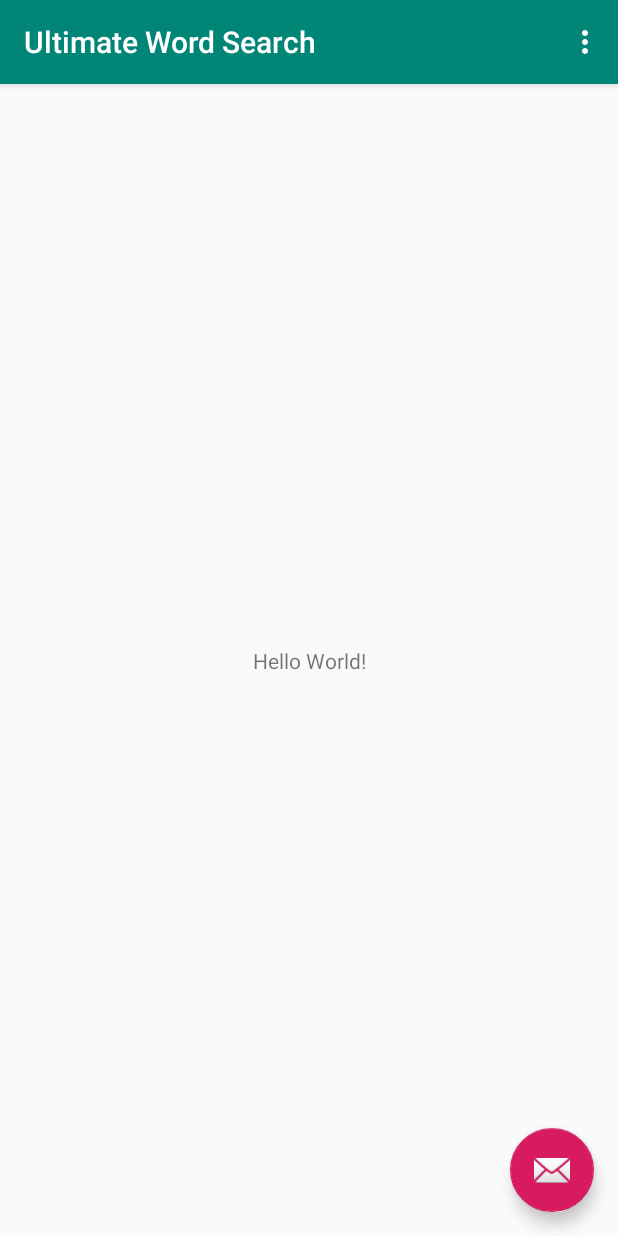
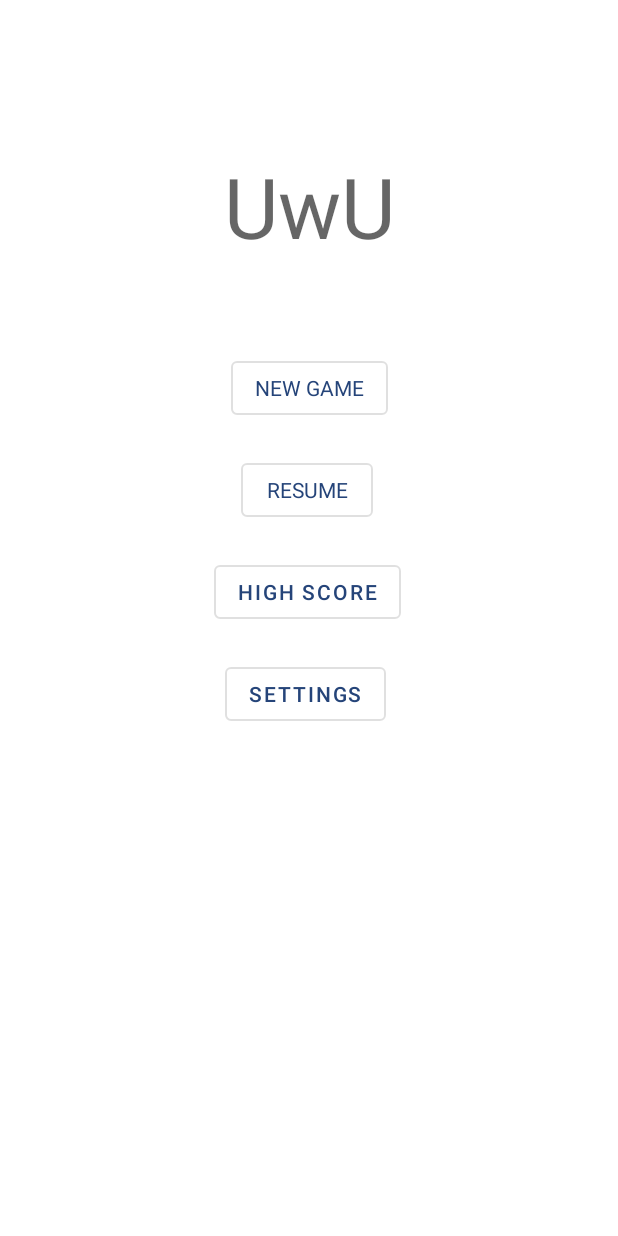
Before and after one commit to trentlittle/Ultimate-Word-Search, an Android app: the screen it shows after launch (MainActivity), on a phone screen of 412 x 824 dp. Run offline under Robolectric (Android 15) with nearby library versions, the phone set to English and light mode, and no system bars.

Commit message:
Added first screen

```diff
--- a/app/src/main/java/io/github/trentlittle/ultimatewordsearch/MainActivity.kt
+++ b/app/src/main/java/io/github/trentlittle/ultimatewordsearch/MainActivity.kt
@@ -13,27 +13,5 @@ class MainActivity : AppCompatActivity() {
     override fun onCreate(savedInstanceState: Bundle?) {
         super.onCreate(savedInstanceState)
         setContentView(R.layout.activity_main)
-        setSupportActionBar(toolbar)
-
-        fab.setOnClickListener { view ->
-            Snackbar.make(view, "Replace with your own action", Snackbar.LENGTH_LONG)
-                    .setAction("Action", null).show()
-        }
-    }
-
-    override fun onCreateOptionsMenu(menu: Menu): Boolean {
-        // Inflate the menu; this adds items to the action bar if it is present.
-        menuInflater.inflate(R.menu.menu_main, menu)
-        return true
-    }
-
-    override fun onOptionsItemSelected(item: MenuItem): Boolean {
-        // Handle action bar item clicks here. The action bar will
-        // automatically handle clicks on the Home/Up button, so long
-        // as you specify a parent activity in AndroidManifest.xml.
-        return when(item.itemId) {
-            R.id.action_settings -> true
-            else -> super.onOptionsItemSelected(item)
-        }
     }
 }
--- a/app/src/main/res/layout/activity_main.xml
+++ b/app/src/main/res/layout/activity_main.xml
@@ -1,5 +1,5 @@
 <?xml version="1.0" encoding="utf-8"?>
-<androidx.coordinatorlayout.widget.CoordinatorLayout
+<androidx.constraintlayout.widget.ConstraintLayout
     xmlns:android="http://schemas.android.com/apk/res/android"
     xmlns:app="http://schemas.android.com/apk/res-auto"
     xmlns:tools="http://schemas.android.com/tools"
@@ -7,28 +7,51 @@
     android:layout_height="match_parent"
     tools:context=".MainActivity">
 
-    <com.google.android.material.appbar.AppBarLayout
-        android:layout_height="wrap_content"
-        android:layout_width="match_parent"
-        android:theme="@style/AppTheme.AppBarOverlay">
 
-        <androidx.appcompat.widget.Toolbar
-            android:id="@+id/toolbar"
-            android:layout_width="match_parent"
-            android:layout_height="?attr/actionBarSize"
-            android:background="?attr/colorPrimary"
-            app:popupTheme="@style/AppTheme.PopupOverlay" />
-
-    </com.google.android.material.appbar.AppBarLayout>
-
-    <include layout="@layout/content_main"/>
-
-    <com.google.android.material.floatingactionbutton.FloatingActionButton
-        android:id="@+id/fab"
-        android:layout_width="wrap_content"
-        android:layout_height="wrap_content"
-        android:layout_gravity="bottom|end"
-        android:layout_margin="@dimen/fab_margin"
-        app:srcCompat="@android:drawable/ic_dialog_email" />
-
-</androidx.coordinatorlayout.widget.CoordinatorLayout>
+    <Button
+            android:text="HIGH SCORE"
+            android:layout_width="wrap_content"
+            android:layout_height="wrap_content"
+            android:id="@+id/highScoreButton" android:layout_marginTop="20dp"
+            app:layout_constraintTop_toBottomOf="@+id/resumeButton" app:layout_constraintEnd_toEndOf="@+id/resumeButton"
+            app:layout_constraintStart_toStartOf="@+id/resumeButton"
+            style="@style/Widget.MaterialComponents.Button.OutlinedButton" android:textColor="#254479"/>
+    <Button
+            android:text="@string/action_settings"
+            android:layout_width="wrap_content"
+            android:layout_height="wrap_content"
+            android:id="@+id/settingsButton"
+            app:layout_constraintEnd_toEndOf="@+id/resumeButton"
+            app:layout_constraintStart_toStartOf="@+id/resumeButton"
+            style="@style/Widget.MaterialComponents.Button.OutlinedButton" android:textColor="#254479"
+            app:layout_constraintHorizontal_bias="0.576" android:layout_marginTop="20dp"
+            app:layout_constraintTop_toBottomOf="@+id/highScoreButton"/>
+    <Button
+            android:text="NEW GAME"
+            android:layout_width="wrap_content"
+            android:layout_height="wrap_content"
+            android:id="@+id/newGameButton" app:layout_constraintStart_toStartOf="@+id/titleText"
+            app:layout_constraintEnd_toEndOf="@+id/titleText" android:layout_marginTop="60dp"
+            app:layout_constraintTop_toBottomOf="@+id/titleText"
+            style="@style/Widget.MaterialComponents.Button.OutlinedButton"
+            android:textAppearance="@style/TextAppearance.AppCompat.Body1" android:textColor="#254479"/>
+    <TextView
+            android:text="UwU"
+            android:layout_width="wrap_content"
+            android:layout_height="wrap_content"
+            android:id="@+id/titleText" app:layout_constraintStart_toStartOf="parent" android:layout_marginStart="8dp"
+            app:layout_constraintEnd_toEndOf="parent" android:layout_marginEnd="8dp" android:layout_marginTop="100dp"
+            app:layout_constraintTop_toTopOf="parent"
+            android:textAppearance="@style/TextAppearance.AppCompat.Display3"
+    />
+    <Button
+            android:text="@string/resume"
+            android:layout_width="wrap_content"
+            android:layout_height="wrap_content"
+            android:id="@+id/resumeButton" app:layout_constraintStart_toStartOf="@+id/titleText"
+            app:layout_constraintEnd_toEndOf="@+id/titleText"
+            style="@style/Widget.MaterialComponents.Button.OutlinedButton"
+            android:textAppearance="@style/TextAppearance.AppCompat.Body1" android:textColor="#254479"
+            app:layout_constraintHorizontal_bias="0.444" android:layout_marginTop="20dp"
+            app:layout_constraintTop_toBottomOf="@+id/newGameButton"/>
+</androidx.constraintlayout.widget.ConstraintLayout>
--- a/app/src/main/res/layout/content_main.xml
+++ /dev/null
@@ -1,21 +0,0 @@
-<?xml version="1.0" encoding="utf-8"?>
-<androidx.constraintlayout.widget.ConstraintLayout
-    xmlns:android="http://schemas.android.com/apk/res/android"
-    xmlns:tools="http://schemas.android.com/tools"
-    xmlns:app="http://schemas.android.com/apk/res-auto"
-    android:layout_width="match_parent"
-    android:layout_height="match_parent"
-    app:layout_behavior="@string/appbar_scrolling_view_behavior"
-    tools:showIn="@layout/activity_main"
-    tools:context=".MainActivity">
-
-    <TextView
-        android:layout_width="wrap_content"
-        android:layout_height="wrap_content"
-        android:text="Hello World!"
-        app:layout_constraintBottom_toBottomOf="parent"
-        app:layout_constraintLeft_toLeftOf="parent"
-        app:layout_constraintRight_toRightOf="parent"
-        app:layout_constraintTop_toTopOf="parent" />
-
-</androidx.constraintlayout.widget.ConstraintLayout>
--- a/app/src/main/res/values/strings.xml
+++ b/app/src/main/res/values/strings.xml
@@ -1,4 +1,6 @@
 <resources>
     <string name="app_name">Ultimate Word Search</string>
     <string name="action_settings">Settings</string>
+    <string name="bean_machomp">Bean machomp!</string>
+    <string name="resume">RESUME</string>
 </resources>
--- a/app/src/main/res/values/styles.xml
+++ b/app/src/main/res/values/styles.xml
@@ -1,7 +1,7 @@
 <resources>
 
     <!-- Base application theme. -->
-    <style name="AppTheme" parent="Theme.AppCompat.Light.DarkActionBar">
+    <style name="AppTheme" parent="Theme.MaterialComponents.Light.DarkActionBar">
         <!-- Customize your theme here. -->
         <item name="colorPrimary">@color/colorPrimary</item>
         <item name="colorPrimaryDark">@color/colorPrimaryDark</item>
```
